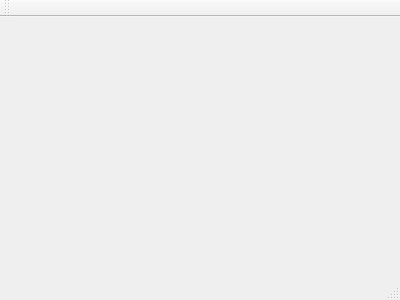
Before: the Qt Designer form cpp/gui_qt.ui in AllanDaemon/uchoose, drawn with Qt 5.
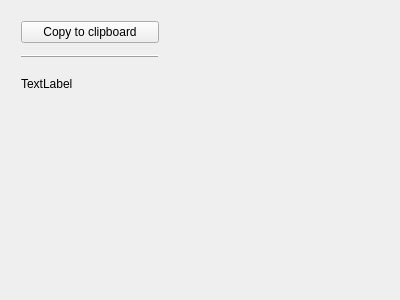
After: the same form once the commit is applied.

Commit message: c++: trying ui editor... fail

Diff of the .ui file:
```diff
--- a/cpp/gui_qt.ui
+++ b/cpp/gui_qt.ui
@@ -12,13 +12,85 @@
   <property name="windowTitle" >
    <string>gui_qt</string>
   </property>
-  <widget class="QMenuBar" name="menuBar" />
-  <widget class="QToolBar" name="mainToolBar" />
-  <widget class="QWidget" name="centralWidget" />
-  <widget class="QStatusBar" name="statusBar" />
+  <widget class="QWidget" name="centralWidget">
+   <widget class="QWidget" name="verticalLayoutWidget">
+    <property name="geometry">
+     <rect>
+      <x>10</x>
+      <y>10</y>
+      <width>160</width>
+      <height>92</height>
+     </rect>
+    </property>
+    <layout class="QVBoxLayout" name="layout">
+     <item>
+      <widget class="QPushButton" name="pushButton">
+       <property name="text">
+        <string>Copy to clipboard</string>
+       </property>
+      </widget>
+     </item>
+     <item>
+      <spacer name="space3">
+       <property name="orientation">
+        <enum>Qt::Vertical</enum>
+       </property>
+       <property name="sizeHint" stdset="0">
+        <size>
+         <width>20</width>
+         <height>40</height>
+        </size>
+       </property>
+      </spacer>
+     </item>
+     <item>
+      <widget class="QFrame" name="line">
+       <property name="frameShape">
+        <enum>QFrame::HLine</enum>
+       </property>
+       <property name="frameShadow">
+        <enum>QFrame::Raised</enum>
+       </property>
+      </widget>
+     </item>
+     <item>
+      <spacer name="space2">
+       <property name="orientation">
+        <enum>Qt::Vertical</enum>
+       </property>
+       <property name="sizeHint" stdset="0">
+        <size>
+         <width>20</width>
+         <height>40</height>
+        </size>
+       </property>
+      </spacer>
+     </item>
+     <item>
+      <spacer name="space1">
+       <property name="orientation">
+        <enum>Qt::Vertical</enum>
+       </property>
+       <property name="sizeHint" stdset="0">
+        <size>
+         <width>20</width>
+         <height>40</height>
+        </size>
+       </property>
+      </spacer>
+     </item>
+     <item>
+      <widget class="QLabel" name="url_label">
+       <property name="text">
+        <string>TextLabel</string>
+       </property>
+      </widget>
+     </item>
+    </layout>
+   </widget>
+  </widget>
  </widget>
- <layoutDefault spacing="6" margin="11" />
- <pixmapfunction></pixmapfunction>
+ <layoutdefault spacing="6" margin="11"/>
  <resources/>
  <connections/>
 </ui>
```
Left out of the diff: 7 changed lines with no effect on the pictures. The commit also changes 2 other files.
